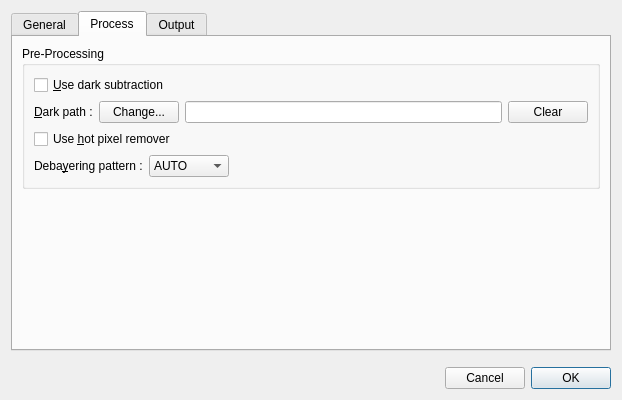
Qt form src/als/ui/prefs_ui.ui (gehelem/als) before a commit.
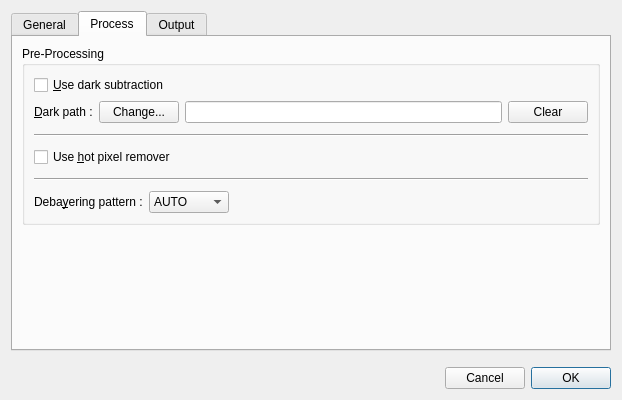
The same form after that commit. The open tabs and pages were chosen to show the change.

Commit message: give prefs processing tab a bit of air

```diff
--- a/src/als/ui/prefs_ui.ui
+++ b/src/als/ui/prefs_ui.ui
@@ -290,6 +290,19 @@
             </item>
            </layout>
           </item>
+          <item>
+           <widget class="Line" name="line">
+            <property name="minimumSize">
+             <size>
+              <width>0</width>
+              <height>12</height>
+             </size>
+            </property>
+            <property name="orientation">
+             <enum>Qt::Horizontal</enum>
+            </property>
+           </widget>
+          </item>
           <item>
            <widget class="QCheckBox" name="chk_use_hpr">
             <property name="text">
@@ -297,6 +310,19 @@
             </property>
            </widget>
           </item>
+          <item>
+           <widget class="Line" name="line_2">
+            <property name="minimumSize">
+             <size>
+              <width>0</width>
+              <height>12</height>
+             </size>
+            </property>
+            <property name="orientation">
+             <enum>Qt::Horizontal</enum>
+            </property>
+           </widget>
+          </item>
           <item>
            <layout class="QHBoxLayout" name="horizontalLayout_10">
             <item>
```
Left out of the diff: 7 changed lines with no effect on the pictures. The commit also changes 2 other files.
